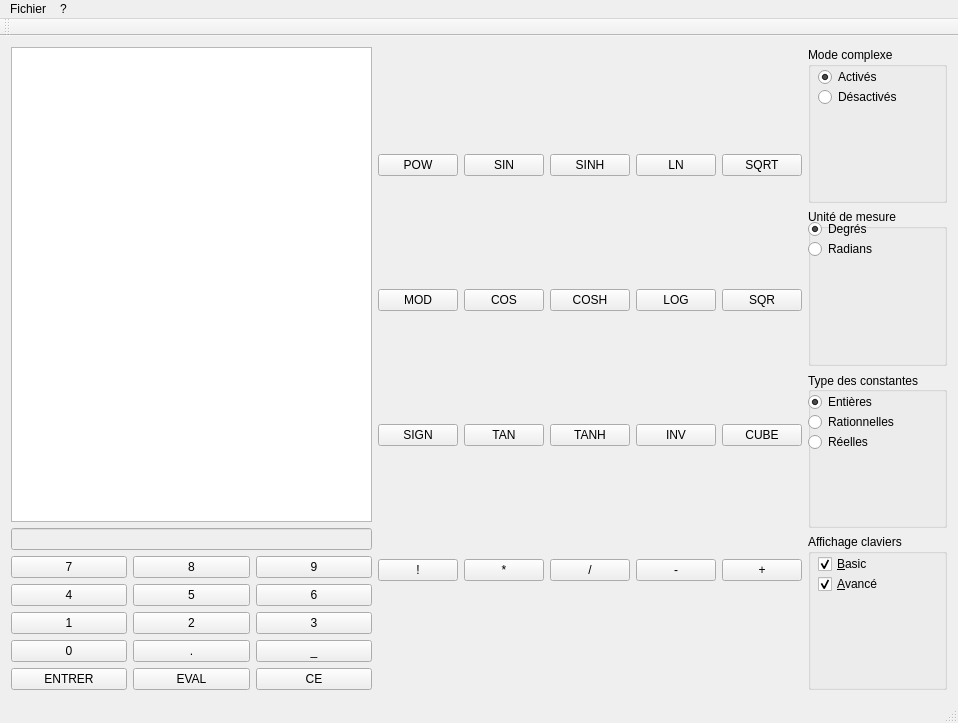
First picture: the form in mainwindow.ui, repository yuntux/lo21-npi, before the edit.
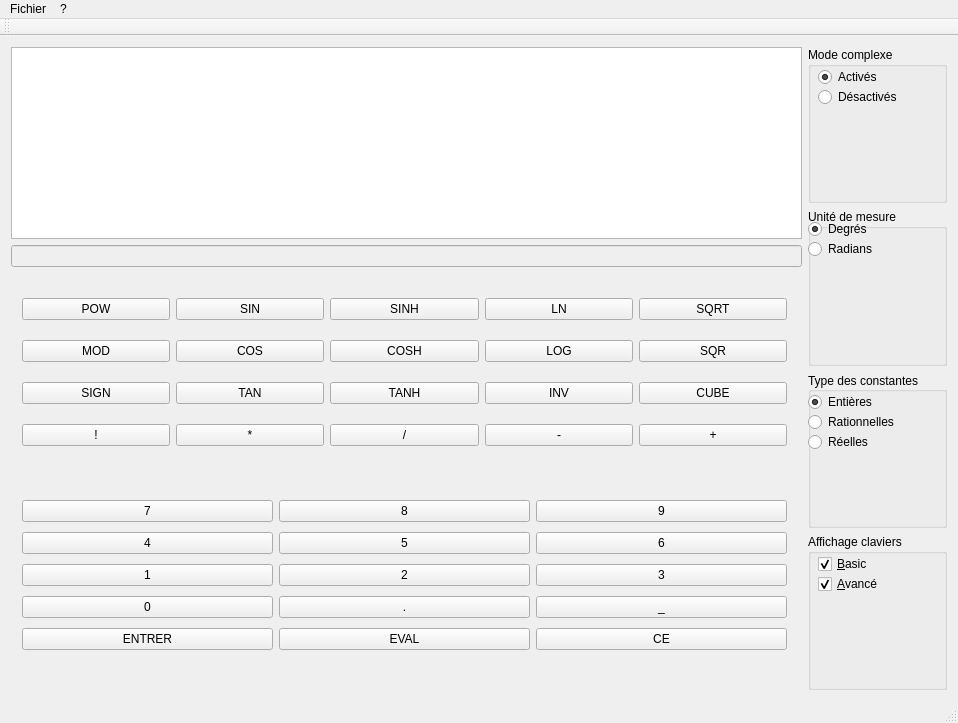
Second picture: the form after the edit.

Commit message: Afficher/Masquer claviers terminé, Activer/Déactiver Complexes

```diff
--- a/mainwindow.ui
+++ b/mainwindow.ui
@@ -24,22 +24,19 @@
         </property>
        </widget>
       </item>
-      <item row="1" column="0">
-       <widget class="QListWidget" name="listWidget"/>
-      </item>
       <item row="4" column="0">
+       <widget class="QWidget" name="widget_clavierBasic" native="true">
+        <widget class="QWidget" name="">
+         <property name="geometry">
+          <rect>
+           <x>0</x>
+           <y>0</y>
+           <width>787</width>
+           <height>182</height>
+          </rect>
+         </property>
        <layout class="QGridLayout" name="_clavierBasicLayout">
-        <item row="0" column="0">
-         <widget class="QPushButton" name="num7">
-          <property name="text">
-           <string>7</string>
-          </property>
-          <property name="shortcut">
-           <string>7</string>
-          </property>
-         </widget>
-        </item>
-        <item row="0" column="1">
+          <item row="1" column="1">
          <widget class="QPushButton" name="num8">
           <property name="text">
            <string>8</string>
@@ -49,7 +46,7 @@
           </property>
          </widget>
         </item>
-        <item row="1" column="0">
+          <item row="2" column="0">
          <widget class="QPushButton" name="num4">
           <property name="text">
            <string>4</string>
@@ -59,7 +56,7 @@
           </property>
          </widget>
         </item>
-        <item row="1" column="1">
+          <item row="2" column="1">
          <widget class="QPushButton" name="num5">
           <property name="text">
            <string>5</string>
@@ -69,7 +66,7 @@
           </property>
          </widget>
         </item>
-        <item row="0" column="2">
+          <item row="1" column="2">
          <widget class="QPushButton" name="num9">
           <property name="text">
            <string>9</string>
@@ -79,7 +76,7 @@
           </property>
          </widget>
         </item>
-        <item row="1" column="2">
+          <item row="2" column="2">
          <widget class="QPushButton" name="num6">
           <property name="text">
            <string>6</string>
@@ -89,7 +86,7 @@
           </property>
          </widget>
         </item>
-        <item row="2" column="1">
+          <item row="3" column="1">
          <widget class="QPushButton" name="num2">
           <property name="text">
            <string>2</string>
@@ -99,7 +96,7 @@
           </property>
          </widget>
         </item>
-        <item row="2" column="0">
+          <item row="3" column="0">
          <widget class="QPushButton" name="num1">
           <property name="text">
            <string>1</string>
@@ -109,7 +106,7 @@
           </property>
          </widget>
         </item>
-        <item row="2" column="2">
+          <item row="3" column="2">
          <widget class="QPushButton" name="num3">
           <property name="text">
            <string>3</string>
@@ -119,7 +116,7 @@
           </property>
          </widget>
         </item>
-        <item row="3" column="0">
+          <item row="4" column="0">
          <widget class="QPushButton" name="num0">
           <property name="text">
            <string>0</string>
@@ -129,7 +126,7 @@
           </property>
          </widget>
         </item>
-        <item row="3" column="1">
+          <item row="4" column="1">
          <widget class="QPushButton" name="POINT">
           <property name="text">
            <string>.</string>
@@ -139,14 +136,14 @@
           </property>
          </widget>
         </item>
-        <item row="4" column="1">
+          <item row="5" column="1">
          <widget class="QPushButton" name="EVAL">
           <property name="text">
            <string>EVAL</string>
           </property>
          </widget>
         </item>
-        <item row="3" column="2">
+          <item row="4" column="2">
          <widget class="QPushButton" name="ESPACE">
           <property name="text">
            <string>_</string>
@@ -156,7 +153,7 @@
           </property>
          </widget>
         </item>
-        <item row="4" column="0">
+          <item row="5" column="0">
          <widget class="QPushButton" name="ENTER">
           <property name="text">
            <string>ENTRER</string>
@@ -166,26 +163,39 @@
           </property>
          </widget>
         </item>
-        <item row="4" column="2">
+          <item row="5" column="2">
          <widget class="QPushButton" name="CE">
           <property name="text">
            <string>CE</string>
           </property>
          </widget>
         </item>
-       </layout>
-      </item>
-     </layout>
-    </item>
-    <item>
+          <item row="1" column="0">
+           <widget class="QPushButton" name="num7">
+            <property name="text">
+             <string>7</string>
+            </property>
+            <property name="shortcut">
+             <string>7</string>
+            </property>
+           </widget>
+          </item>
+         </layout>
+        </widget>
+       </widget>
+      </item>
+      <item row="3" column="0">
+       <widget class="QWidget" name="widget_clavierAvance" native="true">
+        <widget class="QWidget" name="">
+         <property name="geometry">
+          <rect>
+           <x>0</x>
+           <y>0</y>
+           <width>787</width>
+           <height>202</height>
+          </rect>
+         </property>
      <layout class="QGridLayout" name="_clavierAvanceLayout">
-      <item row="0" column="0">
-       <widget class="QPushButton" name="pushButton_2">
-        <property name="text">
-         <string>POW</string>
-        </property>
-       </widget>
-      </item>
       <item row="1" column="0">
        <widget class="QPushButton" name="pushButton_8">
         <property name="text">
@@ -270,7 +280,7 @@
         </property>
        </widget>
       </item>
-      <item row="3" column="0">
+          <item row="4" column="0">
        <widget class="QPushButton" name="FACTORIEL">
         <property name="text">
          <string>!</string>
@@ -280,7 +290,7 @@
         </property>
        </widget>
       </item>
-      <item row="3" column="2">
+          <item row="4" column="2">
        <widget class="QPushButton" name="DIVISER">
         <property name="text">
          <string>/</string>
@@ -290,7 +300,7 @@
         </property>
        </widget>
       </item>
-      <item row="3" column="1">
+          <item row="4" column="1">
        <widget class="QPushButton" name="MULTIPLIER">
         <property name="text">
          <string>*</string>
@@ -300,7 +310,7 @@
         </property>
        </widget>
       </item>
-      <item row="3" column="3">
+          <item row="4" column="3">
        <widget class="QPushButton" name="SOUSTRAIRE">
         <property name="text">
          <string>-</string>
@@ -310,7 +320,7 @@
         </property>
        </widget>
       </item>
-      <item row="3" column="4">
+          <item row="4" column="4">
        <widget class="QPushButton" name="ADDITIONNER">
         <property name="text">
          <string>+</string>
@@ -325,6 +335,18 @@
         <property name="text">
          <string>SQRT</string>
         </property>
+            <property name="autoExclusive">
+             <bool>false</bool>
+            </property>
+            <property name="autoDefault">
+             <bool>false</bool>
+            </property>
+            <property name="default">
+             <bool>false</bool>
+            </property>
+            <property name="flat">
+             <bool>false</bool>
+            </property>
        </widget>
       </item>
       <item row="2" column="4">
@@ -334,6 +356,27 @@
         </property>
        </widget>
       </item>
+          <item row="0" column="0">
+           <widget class="QPushButton" name="POW">
+            <property name="text">
+             <string>POW</string>
+            </property>
+           </widget>
+          </item>
+         </layout>
+        </widget>
+       </widget>
+      </item>
+      <item row="0" column="0">
+       <widget class="QListView" name="listView">
+        <property name="sizePolicy">
+         <sizepolicy hsizetype="Preferred" vsizetype="Fixed">
+          <horstretch>0</horstretch>
+          <verstretch>0</verstretch>
+         </sizepolicy>
+        </property>
+       </widget>
+      </item>
      </layout>
     </item>
     <item>
```
Left out of the diff: 43 changed lines with no effect on the pictures. Lines whose indentation alone changed are shown as unchanged. The commit also changes 6 other files.
